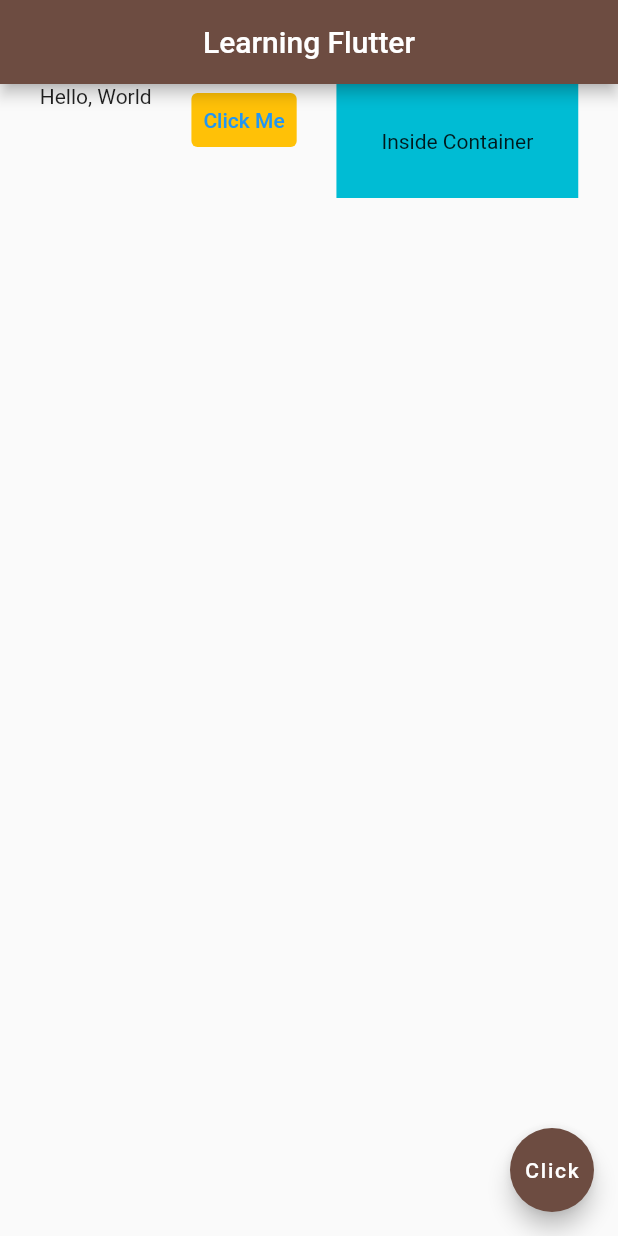
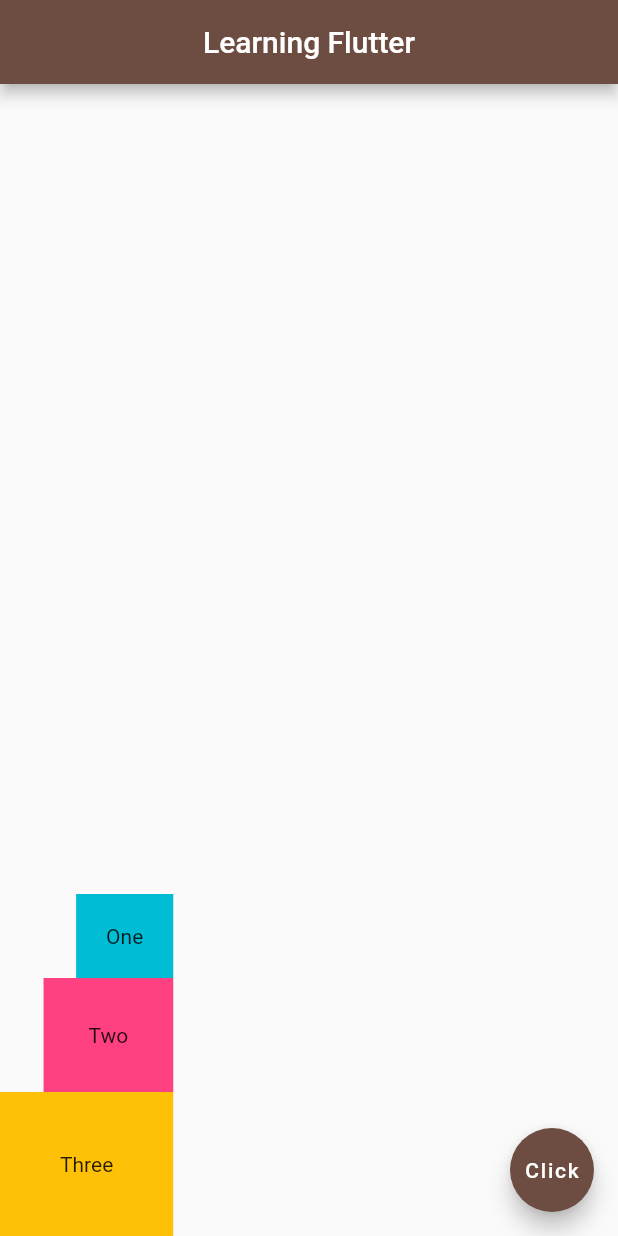
Before and after one commit to lamsalsangam/Flutter, a Flutter app: the screen it shows after launch, on a phone screen of 412 x 824 dp. Run offline on Flutter 3.47's test engine with Material 2 defaults, Android fonts, the phone set to English and light mode, and no system bars.

Commit message:
Columns in Flutter

```diff
--- a/learn/lib/main.dart
+++ b/learn/lib/main.dart
@@ -96,21 +96,44 @@ class Home extends StatelessWidget {
       //   color: Colors.grey.shade400,
       //   child: Text('Hello World'),
       // ),
-      body: Row(
-        mainAxisAlignment: MainAxisAlignment.spaceEvenly,
-        crossAxisAlignment: CrossAxisAlignment.start,
+      // For the Row
+      // body: Row(
+      //   mainAxisAlignment: MainAxisAlignment.spaceEvenly,
+      //   crossAxisAlignment: CrossAxisAlignment.start,
+      //   children: [
+      //     Text('Hello, World'),
+      //     TextButton(onPressed: (){},
+      //       child: Text('Click Me'),
+      //       style: TextButton.styleFrom(
+      //         backgroundColor: Colors.amber,
+      //       ),),
+      //     Container(
+      //       color: Colors.cyan,
+      //       padding: EdgeInsets.all(30.0),
+      //       child: Text('Inside Container'),
+      //     )
+      //   ],
+      // ),
+      // For the Column
+      body: Column(
+        mainAxisAlignment: MainAxisAlignment.end,
+        crossAxisAlignment: CrossAxisAlignment.end,
         children: [
-          Text('Hello, World'),
-          TextButton(onPressed: (){},
-            child: Text('Click Me'),
-            style: TextButton.styleFrom(
-              backgroundColor: Colors.amber,
-            ),),
           Container(
+            padding: EdgeInsets.all(20.0),
             color: Colors.cyan,
+            child: Text('One'),
+          ),
+          Container(
             padding: EdgeInsets.all(30.0),
-            child: Text('Inside Container'),
-          )
+            color: Colors.pinkAccent,
+            child: Text('Two'),
+          ),
+          Container(
+            padding: EdgeInsets.all(40.0),
+            color: Colors.amber,
+            child: Text('Three'),
+          ),
         ],
       ),
       floatingActionButton: FloatingActionButton(
```
